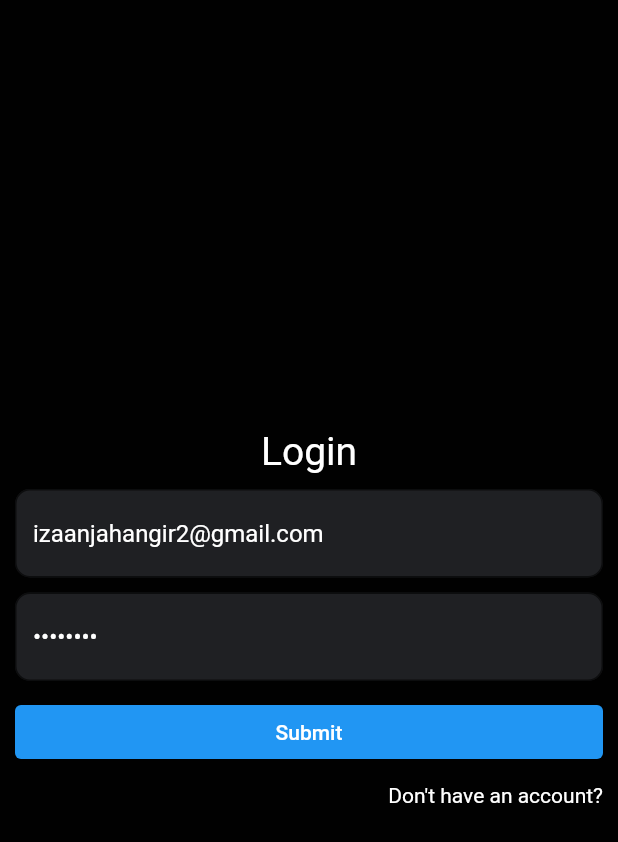
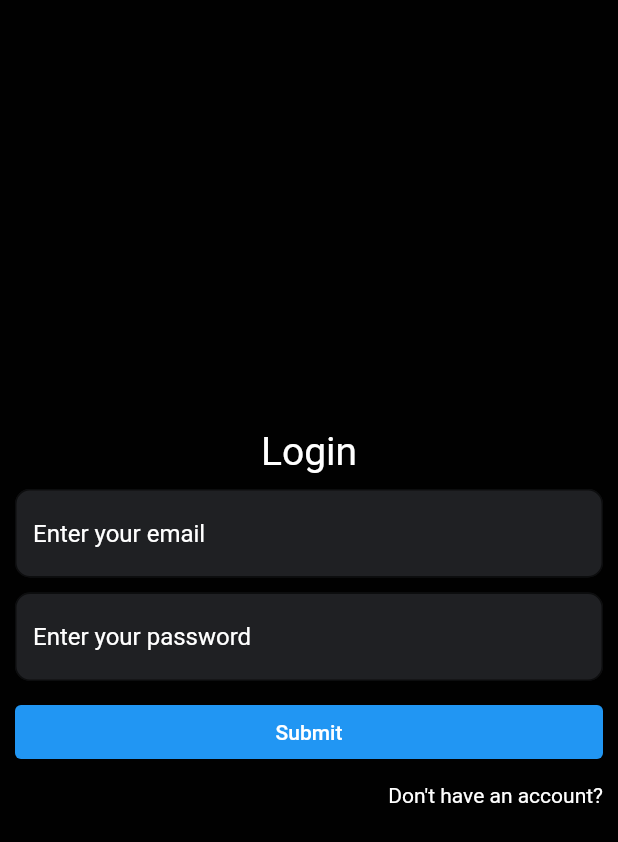
Before and after one commit to izaanjahangir/whatsapp-status-screen-flutter, a Flutter app: the screen it shows after launch, on a phone screen of 412 x 824 dp. Shown: the top 842 px of the screen. Run offline on Flutter 3.47's test engine with Material 2 defaults, Android fonts, the phone set to English and light mode, and no system bars; our stand-ins replace cloud_firestore, firebase_auth, firebase_core, firebase_storage, flutter_easyloading, image_picker and 1 more; accounts and stored records are empty; network calls fail.

Commit message:
removed hardcoded email and password

```diff
--- a/lib/screens/login/login.dart
+++ b/lib/screens/login/login.dart
@@ -8,10 +8,8 @@ class Login extends StatelessWidget {
   @override
   Widget build(BuildContext context) {
     final GlobalKey<FormState> _formKey = GlobalKey<FormState>();
-    final TextEditingController emailController =
-        TextEditingController(text: "izaanjahangir2@gmail.com");
-    final TextEditingController passwordController =
-        TextEditingController(text: "12345678");
+    final TextEditingController emailController = TextEditingController();
+    final TextEditingController passwordController = TextEditingController();
 
     void navigateToRegister() {
       Navigator.pushNamed(context, "/register");
```
